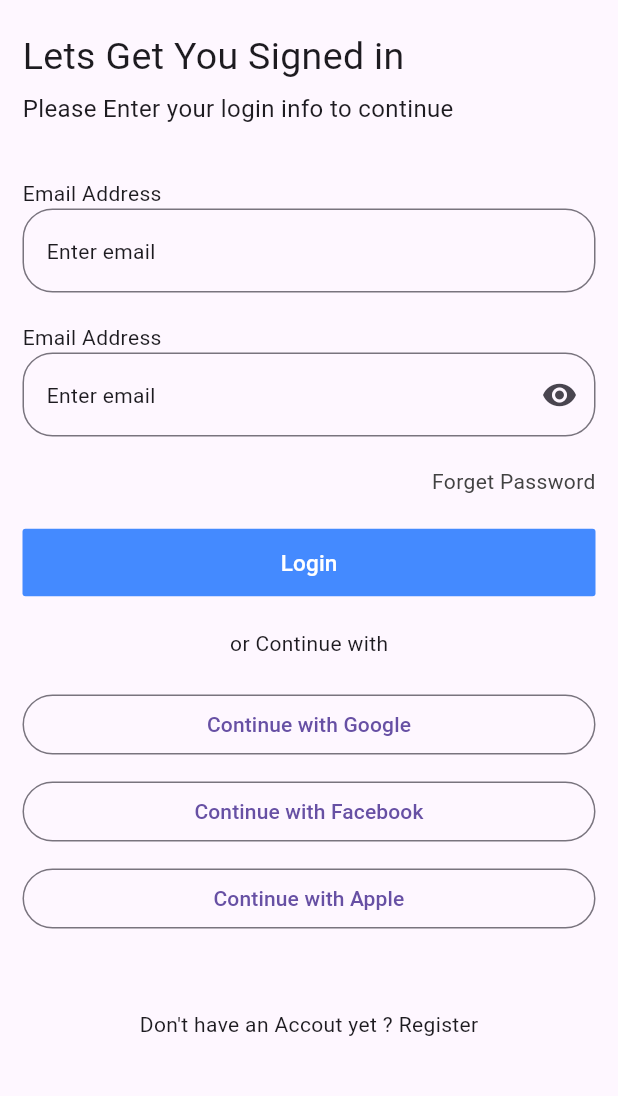
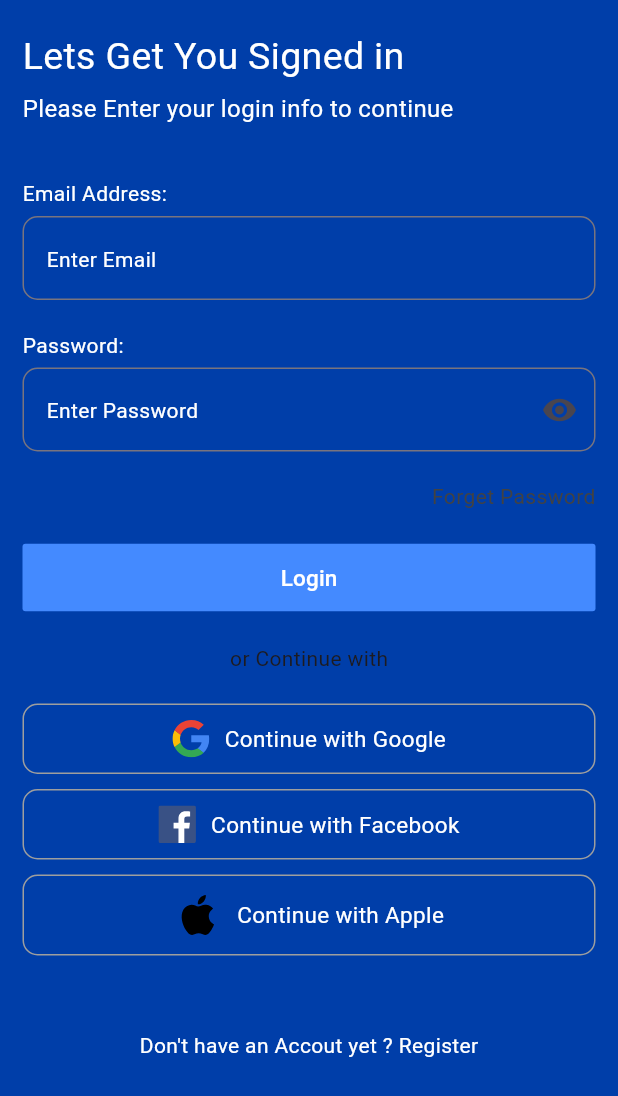
Before and after one commit to JoshuaOzibo/flutter_Animations_challange, a Flutter app: the LoginScreen screen opened directly, on a phone screen of 412 x 824 dp. Shown: the top 1096 px of the screen. Run offline on Flutter 3.47's test engine with Material 3 defaults, Android fonts, the phone set to English and light mode, and no system bars; our stand-ins replace flutter_svg.

```diff
--- a/lib/features/challange_one/login_screen/login_screen.dart
+++ b/lib/features/challange_one/login_screen/login_screen.dart
@@ -1,5 +1,6 @@
 import 'package:flutter/material.dart';
 import 'package:flutter_animations/features/challange_one/home_screen/home_screen.dart';
+import 'package:flutter_svg/svg.dart';
 
 class LoginScreen extends StatelessWidget {
   const LoginScreen({super.key});
@@ -7,6 +8,7 @@ class LoginScreen extends StatelessWidget {
   @override
   Widget build(BuildContext context) {
     return Scaffold(
+      backgroundColor: const Color.fromARGB(255, 0, 62, 169),
       body: SafeArea(
         child: Padding(
           padding: const EdgeInsets.symmetric(horizontal: 15),
@@ -14,46 +16,62 @@ class LoginScreen extends StatelessWidget {
             mainAxisSize: MainAxisSize.max,
             crossAxisAlignment: CrossAxisAlignment.start,
             children: [
-              const SizedBox(height: 20,),
-              const Text('Lets Get You Signed in', style: TextStyle(
-                fontSize: 25
-              ),),
-              const SizedBox(height: 5,),
-              const Text('Please Enter your login info to continue', style: TextStyle(
-                fontSize: 16
-              ),),
+              const SizedBox(height: 20),
+              const Text(
+                'Lets Get You Signed in',
+                style: TextStyle(fontSize: 25, color: Colors.white),
+              ),
+              const SizedBox(height: 5),
+              const Text(
+                'Please Enter your login info to continue',
+                style: TextStyle(fontSize: 16, color: Colors.white),
+              ),
 
-              const SizedBox(height: 35,),
+              const SizedBox(height: 35),
 
               Column(
                 crossAxisAlignment: CrossAxisAlignment.start,
                 children: [
-                  const Text('Email Address'),
+                  const Text(
+                    'Email Address:',
+                    style: TextStyle(color: Colors.white),
+                  ),
+                  const SizedBox(height: 5),
                   TextField(
                     decoration: InputDecoration(
-                      hint: Text('Enter email'),
+                      hint: Text(
+                        'Enter Email',
+                        style: TextStyle(color: Colors.white),
+                      ),
                       border: OutlineInputBorder(
                         borderSide: BorderSide(
                           width: 1,
                           color: Colors.grey.shade200,
                         ),
-                        borderRadius: BorderRadius.circular(20),
+                        borderRadius: BorderRadius.circular(10),
                       ),
                     ),
                   ),
 
                   const SizedBox(height: 20),
-                  const Text('Email Address'),
+                  const Text(
+                    'Password:',
+                    style: TextStyle(color: Colors.white),
+                  ),
+                  const SizedBox(height: 5),
                   TextField(
                     decoration: InputDecoration(
-                      hint: Text('Enter email'),
+                      hint: Text(
+                        'Enter Password',
+                        style: TextStyle(color: Colors.white),
+                      ),
                       suffixIcon: Icon(Icons.remove_red_eye),
                       border: OutlineInputBorder(
                         borderSide: BorderSide(
                           width: 1,
                           color: Colors.grey.shade200,
                         ),
-                        borderRadius: BorderRadius.circular(20),
+                        borderRadius: BorderRadius.circular(10),
                       ),
                     ),
                   ),
@@ -68,7 +86,7 @@ class LoginScreen extends StatelessWidget {
                     ),
                   ),
 
-                 const SizedBox(height: 20),
+                  const SizedBox(height: 20),
 
                   MaterialButton(
                     color: Colors.blueAccent,
@@ -76,50 +94,128 @@ class LoginScreen extends StatelessWidget {
                     minWidth: double.infinity,
                     elevation: 0,
                     onPressed: () {
-                       Navigator.of(context).push(MaterialPageRoute(builder: (context) => HomeScreen()));
+                      Navigator.of(context).push(
+                        MaterialPageRoute(builder: (context) => HomeScreen()),
+                      );
                     },
-                    child:const Text(
+                    child: const Text(
                       'Login',
                       style: TextStyle(fontSize: 15, color: Colors.white),
                     ),
                   ),
 
-                 const SizedBox(height: 20),
+                  const SizedBox(height: 20),
 
-                 const Align(
+                  const Align(
                     alignment: Alignment.center,
                     child: Text('or Continue with'),
                   ),
 
-                 const SizedBox(height: 20),
+                  const SizedBox(height: 20),
 
                   Column(
                     spacing: 10,
                     children: [
-                      OutlinedButton(
-                        onPressed: () {},
-                        child: SizedBox(
-                          width: double.infinity,
-                          child:const Text('Continue with Google', textAlign: TextAlign.center,)),
+                      Container(
+                        width: double.infinity,
+                        padding: EdgeInsets.symmetric(vertical: 10),
+                        decoration: BoxDecoration(
+                          borderRadius: BorderRadius.circular(10),
+                          shape: BoxShape.rectangle,
+                          border: Border.all(
+                            width: 1,
+                            color: Colors.grey.shade500,
+                          ),
+                        ),
+                        child: Row(
+                          spacing: 10,
+                          mainAxisAlignment: MainAxisAlignment.center,
+                          children: [
+                            SvgPicture.asset(
+                              'images/icons/google-icon-logo-svgrepo-com.svg',
+                              width: 25,
+                              height: 25,
+                            ),
+                            Text(
+                              style: TextStyle(
+                                fontSize: 15,
+                                color: Colors.white,
+                              ),
+                              'Continue with Google',
+                              textAlign: TextAlign.center,
+                            ),
+                          ],
+                        ),
                       ),
-                      OutlinedButton(
-                        onPressed: () {},
-                        child: SizedBox(
-                          width: double.infinity,
-                          child:const Text('Continue with Facebook', textAlign: TextAlign.center,)),
+                      Container(
+                        width: double.infinity,
+                        padding: EdgeInsets.symmetric(vertical: 10),
+                        decoration: BoxDecoration(
+                          borderRadius: BorderRadius.circular(10),
+                          shape: BoxShape.rectangle,
+                          border: Border.all(
+                            width: 1,
+                            color: Colors.grey.shade500,
+                          ),
+                        ),
+                        child: Row(
+                          spacing: 10,
+                          mainAxisAlignment: MainAxisAlignment.center,
+                          children: [
+                            SvgPicture.asset(
+                              'images/icons/facebook-svgrepo-com.svg',
+                              width: 25,
+                              height: 25,
+                            ),
+                            Text(
+                              style: TextStyle(
+                                fontSize: 15,
+                                color: Colors.white,
+                              ),
+                              'Continue with Facebook',
+                              textAlign: TextAlign.center,
+                            ),
+                          ],
+                        ),
                       ),
-                      OutlinedButton(
-                        onPressed: () {},
-                        child: SizedBox(
-                          width: double.infinity,
-                          child: const Text('Continue with Apple', textAlign: TextAlign.center,)),
+                      Container(
+                        width: double.infinity,
+                        padding: EdgeInsets.symmetric(vertical: 10),
+                        decoration: BoxDecoration(
+                          borderRadius: BorderRadius.circular(10),
+                          shape: BoxShape.rectangle,
+                          border: Border.all(
+                            width: 1,
+                            color: Colors.grey.shade500,
+                          ),
+                        ),
+                        child: Row(
+                          spacing: 10,
+                          mainAxisAlignment: MainAxisAlignment.center,
+                          children: [
+                            SvgPicture.asset(
+                              'images/icons/apple-logo-svgrepo-com.svg',
+                              width: 32,
+                              height: 32,
+                            ),
+                            Text(
+                              'Continue with Apple',
+                              style: TextStyle(
+                                fontSize: 15,
+                                color: Colors.white,
+                              ),
+                              textAlign: TextAlign.center,
+                            ),
+                          ],
+                        ),
                       ),
                     ],
                   ),
-                  SizedBox(height: 50,),
+                  SizedBox(height: 50),
                   const Align(
                     alignment: Alignment.bottomCenter,
-                    child: Text('Don\'t have an Accout yet ? Register'))
+                    child: Text('Don\'t have an Accout yet ? Register', style: TextStyle(color: Colors.white,),),
+                  ),
                 ],
               ),
             ],
--- a/lib/features/challange_one/onboarding_screens/onboarding_screen.dart
+++ b/lib/features/challange_one/onboarding_screens/onboarding_screen.dart
@@ -201,19 +201,19 @@ class OnboardingData {
       "heading": "Luxury Beauty Redefined",
       "paragraph":
           "Experience the finest in beauty craftsmanship with our curated selection of premium services and world-class professionals.",
-      "image": 'images/cow_image.png',
+      "image": 'images/amir-seilsepour-_hAaFD1ucfk-unsplash.jpg',
     },
     {
       "heading": "Empower Your Natural Beauty",
       "paragraph":
           "Unlock your inner confidence with treatments designed to rejuvenate, refresh, and enhance your natural glow.",
-      "image": 'images/cow_image.png',
+      "image": 'images/oliver-johnson-yH0dth2yEQE-unsplash.jpg',
     },
     {
       "heading": "Your Beauty, Our Passion",
       "paragraph":
           "Join our family of satisfied clients and let our professionals craft the perfect look, just for you.",
-      "image": 'images/cow_image.png',
+      "image": 'images/valeriia-miller-_42NKYROG7g-unsplash.jpg',
     },
   ];
 }
--- a/lib/features/challange_one/splash_screen/splash_screen.dart
+++ b/lib/features/challange_one/splash_screen/splash_screen.dart
@@ -118,7 +118,7 @@ class _SplashScreenState extends State<SplashScreen>
                 height: 200,
                 width: 200,
                 decoration: const BoxDecoration(
-                  color: Colors.blueAccent,
+                  color: Color.fromARGB(255, 41, 100, 202),
                   shape: BoxShape.circle,
                 ),
               ),
@@ -132,7 +132,7 @@ class _SplashScreenState extends State<SplashScreen>
                 height: 150,
                 width: 150,
                 decoration: const BoxDecoration(
-                  color: Colors.blueAccent,
+                  color: Color.fromARGB(255, 41, 100, 202),
                   shape: BoxShape.circle,
                 ),
               ),
@@ -146,7 +146,7 @@ class _SplashScreenState extends State<SplashScreen>
                 height: 120,
                 width: 120,
                 decoration: const BoxDecoration(
-                  color: Colors.blueAccent,
+                  color: Color.fromARGB(255, 41, 100, 202),
                   shape: BoxShape.circle,
                 ),
               ),
--- a/pubspec.yaml
+++ b/pubspec.yaml
@@ -34,6 +34,7 @@ dependencies:
   # The following adds the Cupertino Icons font to your application.
   # Use with the CupertinoIcons class for iOS style icons.
   cupertino_icons: ^1.0.8
+  flutter_svg: ^2.2.1
 
 dev_dependencies:
   flutter_test:
@@ -60,6 +61,7 @@ flutter:
   # To add assets to your application, add an assets section, like this:
   assets:
     - images/
+    - images/icons/
   #   - images/a_dot_ham.jpeg
 
   # An image asset can refer to one or more resolution-specific "variants", see
```
Also changed, not shown: images/amir-seilsepour-_hAaFD1ucfk-unsplash.jpg (added), images/icons/apple-logo-svgrepo-com.svg (added), images/icons/facebook-svgrepo-com.svg (added), images/icons/google-icon-logo-svgrepo-com.svg (added), images/oliver-johnson-yH0dth2yEQE-unsplash.jpg (added), images/valeriia-miller-_42NKYROG7g-unsplash.jpg (added), pubspec.lock.
